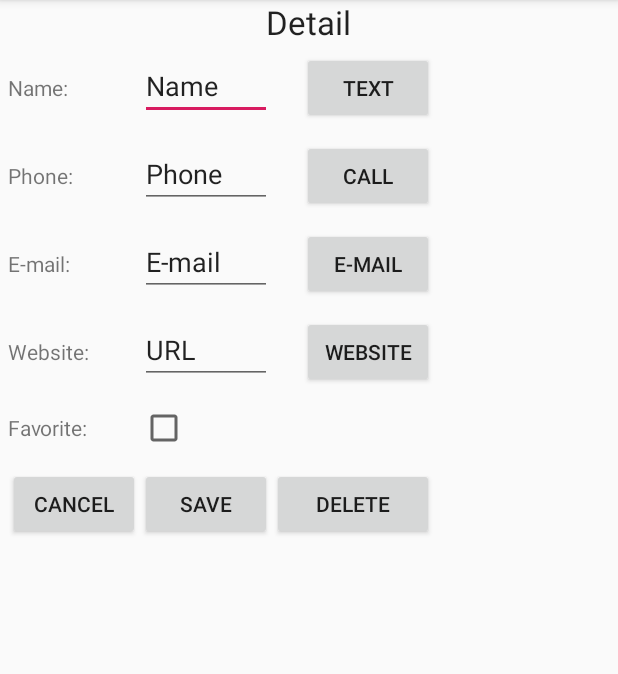
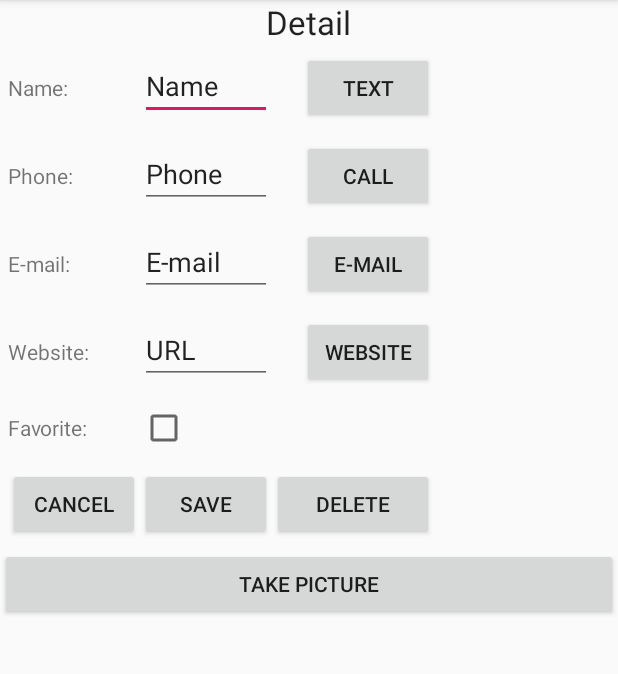
Before and after one commit to TheDalpha/mFriendsAppJOT, an Android app: the DetailActivity screen opened directly, with no data from a screen before it, on a phone screen of 412 x 824 dp, the part 84-758 px from its top. Run offline under Robolectric (Android 15) with nearby library versions, the phone set to English and light mode, and no system bars.

Commit message:
Did stuff

```diff
--- a/app/src/main/AndroidManifest.xml
+++ b/app/src/main/AndroidManifest.xml
@@ -19,4 +19,10 @@
         </activity>
     </application>
 
+    <uses-permission android:name="android.permission.CAMERA" />
+    <uses-permission android:name="android.permission.WRITE_EXTERNAL_STORAGE" />
+    <uses-permission android:name="android.permission.ACCESS_FINE_LOCATION" />
+
+    <uses-feature android:name="android.hardware.camera" android:required="true"/>
+
 </manifest>
--- a/app/src/main/res/layout/activity_detail.xml
+++ b/app/src/main/res/layout/activity_detail.xml
@@ -14,6 +14,7 @@
         android:text="Detail"
         android:layout_gravity="center"
         style="@style/Base.TextAppearance.AppCompat.Large"/>
+
 
     <TableLayout
         android:layout_width="fill_parent"
@@ -137,8 +138,17 @@
                 />
         </TableRow>
 
+        <ImageView
+            android:id="@+id/ivProfile"
+            android:layout_width="wrap_content"
+            android:layout_height="wrap_content" />
+
+        <Button
+            android:id="@+id/btnTakeP"
+            android:layout_width="wrap_content"
+            android:layout_height="wrap_content"
+            android:text="Take Picture"/>
+
     </TableLayout>
 
-
-
 </LinearLayout>
```
Also changed, not shown: app/src/main/java/com/example/mfriendsappjot/DetailActivity.java (+81 -1 lines).
